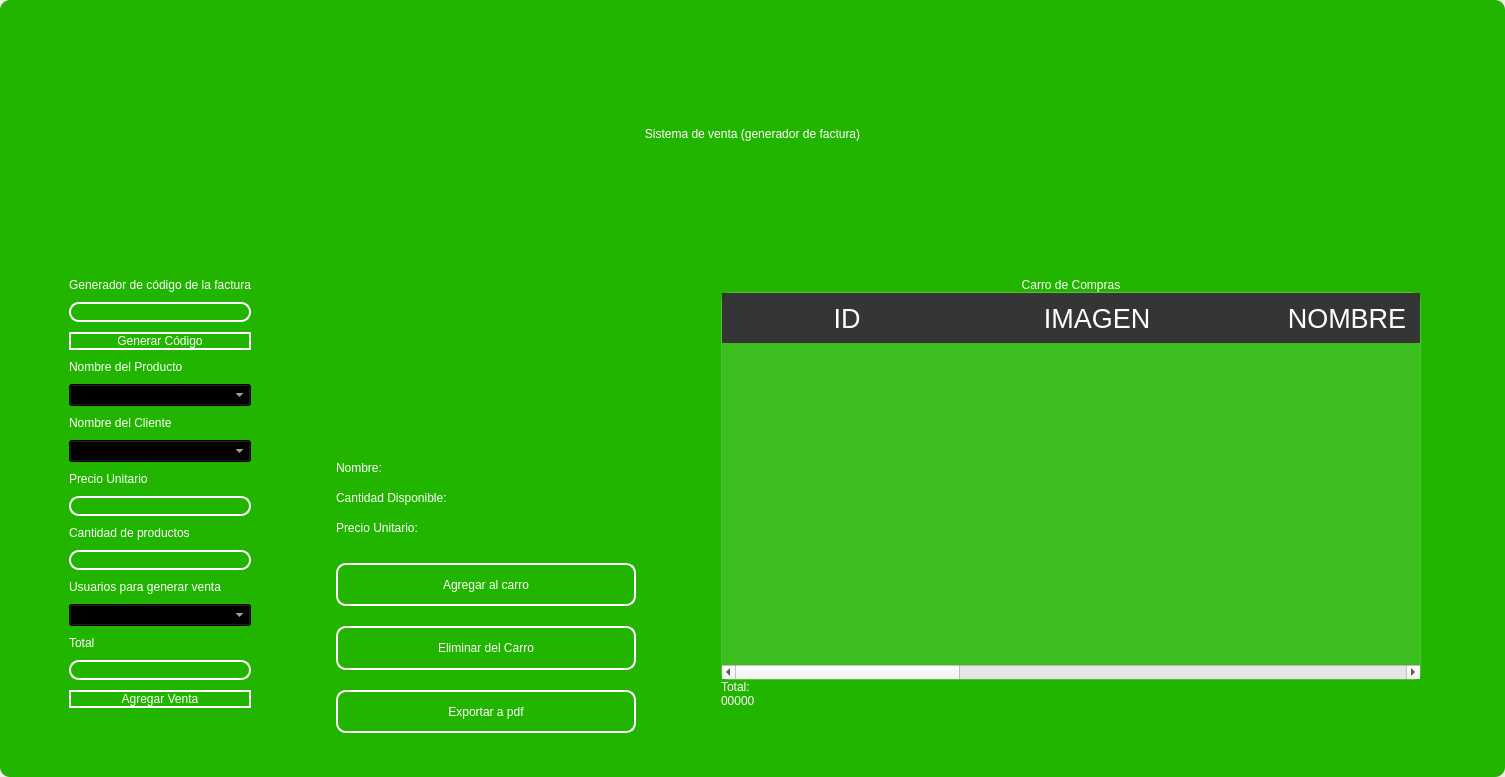
Above: design/standar/maininvoice3.ui from codemiguel-dev/ERP-EmprendeSoft-Desktop before the change. Below: the same form after it.
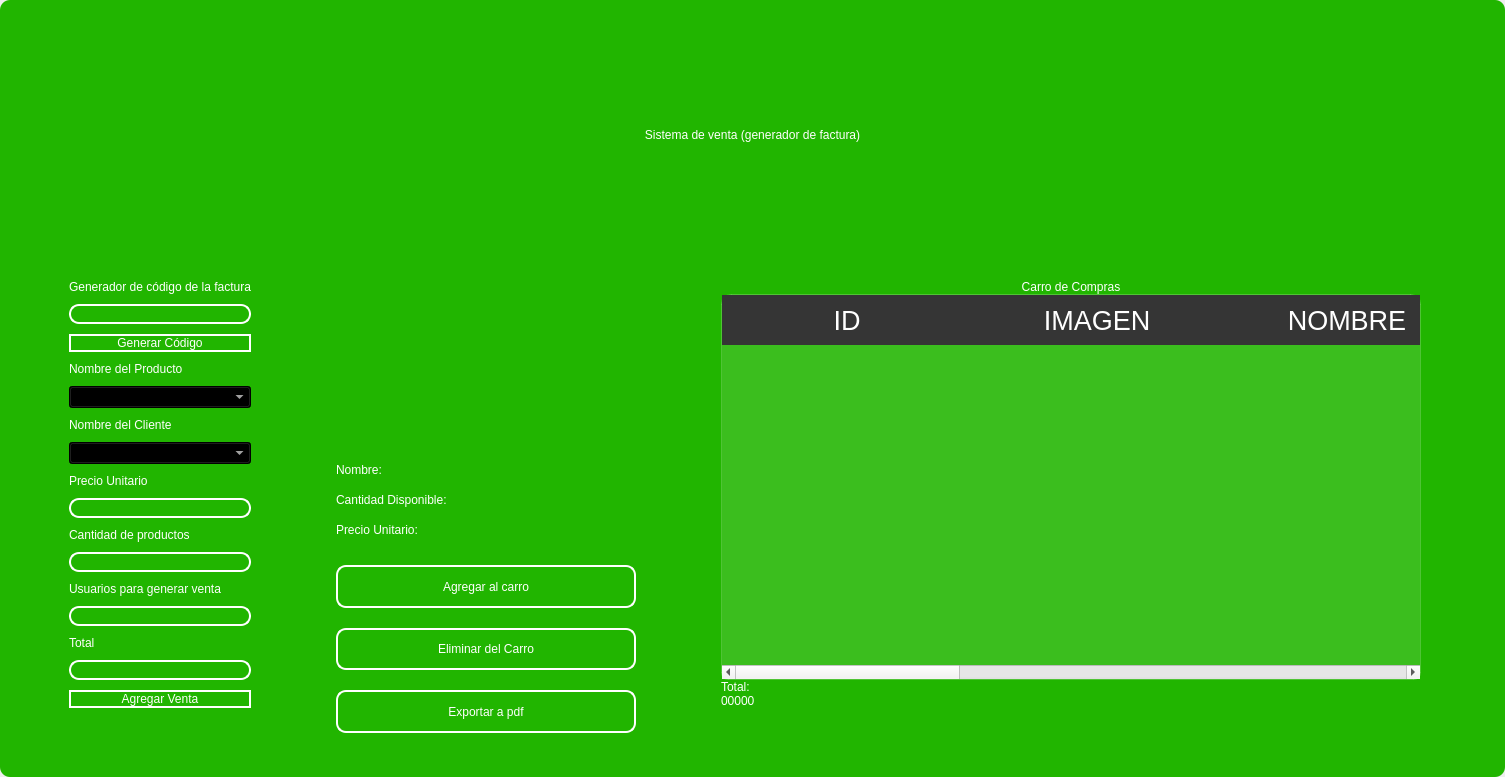
That is the form after the change. Icons and pictures are not drawn.

```diff
--- a/design/standar/maininvoice3.ui
+++ b/design/standar/maininvoice3.ui
@@ -1061,13 +1061,74 @@
              </widget>
             </item>
             <item>
-             <widget class="QComboBox" name="comboboxuser">
-              <property name="cursor">
-               <cursorShape>PointingHandCursor</cursorShape>
-              </property>
+             <widget class="QLineEdit" name="usertxt">
               <property name="styleSheet">
-               <string notr="true">background-color: rgb(0, 0, 0);
+               <string notr="true">QLabel {
+	color: rgb(255, 255, 254);
+	font: 12pt &quot;Arial&quot;;
+	background-color: rgba(0, 0, 0,0);
+}
+
+
+QLineEdit{
+background-color: rgba(0, 0, 0,0);
+border-radius:10px; 
+font: 12pt &quot;Arial&quot;;
+color: rgb(255, 255, 254);
+border: 2px solid  rgb(255, 255, 255);
+
+}
+
+QLineEdit:hover{
+background-color: rgba(0, 0, 0,0);
+border-radius:10px; 
+font: 12pt &quot;Arial&quot;;
+border: 2px solid  rgb(120, 0, 171);
+}
+
+QLineEdit:focus{
+background-color: rgb(0, 0, 0);
+border-radius:10px; 
+font: 12pt &quot;Arial&quot;;
+border: 2px solid rgb(120, 0, 171);
+}
+
+QCheckBox{
+	font: 12pt &quot;Arial&quot;;
+	color: rgb(255, 255, 255);
+}
+
+QCheckBox::indicator {
+    width: 18px;
+    height:18px;
+}
+
+QCheckBox::indicator:unchecked {
+   background-image: url(image/square.svg);
+}
+
+QCheckBox::indicator:checked {
+   background-image: url(image/check-square.svg);
+}
+
+QPushButton{
+border-radius:10px; 
+font: 12pt &quot;Arial&quot;;
+color: rgb(255, 255, 254);
+border: 2px solid #ffffff;
+}
+
+QPushButton:hover{
+border-radius:10px; 
+font: 12pt &quot;Arial&quot;;
 color: rgb(255, 255, 255);
+border: 2px solid rgb(120, 0, 171);
+	background-color: rgb(120, 0, 171);
+}
+QFrame{
+ 	background-color: #1E0070;
+	border-radius:15px; 
+}
 </string>
               </property>
              </widget>
```
